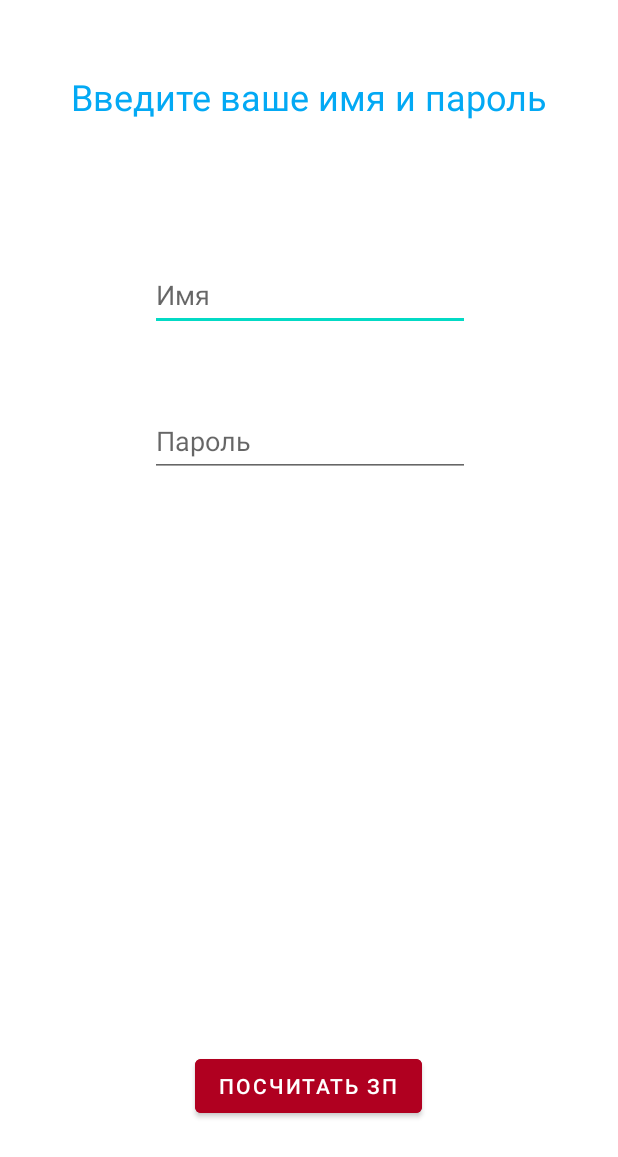
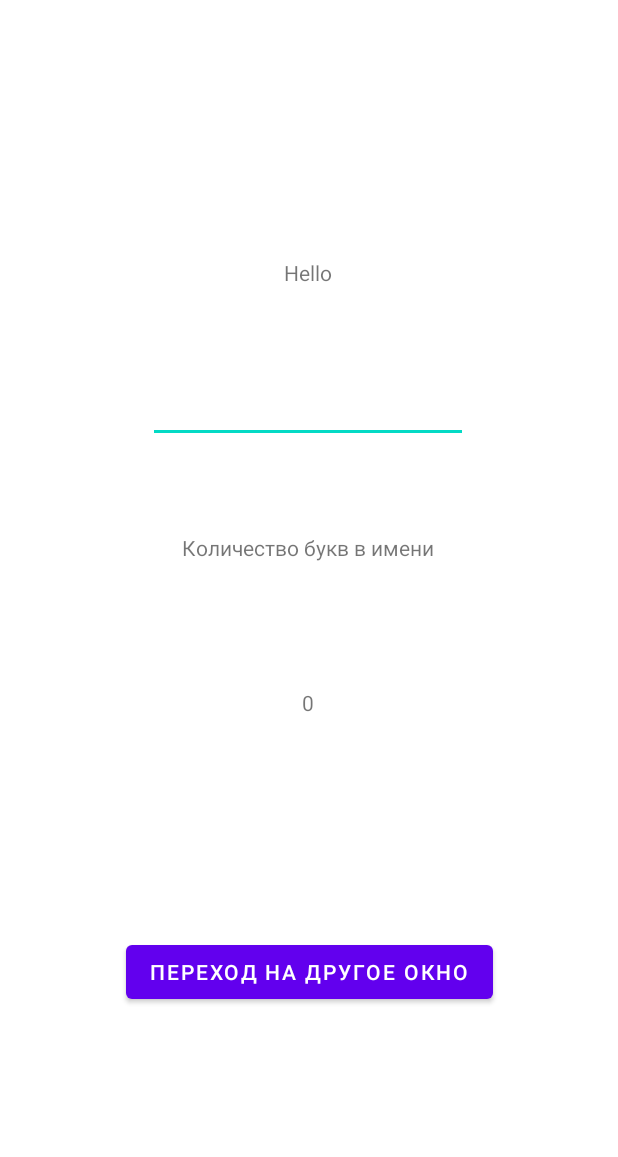
Before and after one commit to mmmark16/Learn1, an Android app: the layout activity_main.xml on its own in the app's theme, with its tools: preview values and no code run, on a phone screen of 412 x 824 dp. Shown: the top 1157 px of the screen. Run offline under Robolectric (Android 15) with nearby library versions, the phone set to English and light mode, and no system bars.

Commit message:
LauncherActivity(переходы с сохранением состояния)

```diff
--- a/app/src/main/res/layout/activity_main.xml
+++ b/app/src/main/res/layout/activity_main.xml
@@ -6,76 +6,60 @@
     android:layout_height="match_parent"
     tools:context=".MainActivity">
 
-    <TextView
-        android:id="@+id/nameText"
+    <Button
+        android:id="@+id/button"
         android:layout_width="wrap_content"
         android:layout_height="wrap_content"
-        android:layout_marginTop="48dp"
-        android:text="Введите ваше имя и пароль"
-        android:textColor="#03A9F4"
-        android:textSize="24sp"
+        android:layout_marginBottom="152dp"
+        android:onClick="onClickone"
+        android:text="Переход на другое окно"
+        app:layout_constraintBottom_toBottomOf="parent"
         app:layout_constraintEnd_toEndOf="parent"
+        app:layout_constraintStart_toStartOf="parent" />
+
+    <TextView
+        android:id="@+id/textView"
+        android:layout_width="wrap_content"
+        android:layout_height="wrap_content"
+        android:layout_marginTop="172dp"
+        android:text="@string/hello"
+        app:layout_constraintEnd_toEndOf="parent"
+        app:layout_constraintHorizontal_bias="0.498"
         app:layout_constraintStart_toStartOf="parent"
         app:layout_constraintTop_toTopOf="parent" />
 
-    <Button
-        android:id="@+id/printButton"
+    <TextView
+        android:id="@+id/textView4"
         android:layout_width="wrap_content"
         android:layout_height="wrap_content"
-        android:layout_marginBottom="76dp"
-        android:backgroundTint="@color/design_default_color_error"
-        android:text="Посчитать зп"
-        app:layout_constraintBottom_toBottomOf="parent"
-        app:layout_constraintEnd_toEndOf="@+id/workerphoto"
-        app:layout_constraintStart_toStartOf="@+id/workerphoto" />
+        android:layout_marginTop="60dp"
+        android:text="Количество букв в имени"
+        app:layout_constraintEnd_toEndOf="@+id/textView"
+        app:layout_constraintStart_toStartOf="@+id/textView"
+        app:layout_constraintTop_toBottomOf="@+id/editTextTextPersonName" />
+
+    <TextView
+        android:id="@+id/textView5"
+        android:layout_width="wrap_content"
+        android:layout_height="wrap_content"
+        android:layout_marginTop="84dp"
+        android:text="0"
+        app:layout_constraintEnd_toEndOf="@+id/textView4"
+        app:layout_constraintStart_toStartOf="@+id/textView4"
+        app:layout_constraintTop_toBottomOf="@+id/textView4" />
 
     <EditText
-        android:id="@+id/writeName"
+        android:id="@+id/editTextTextPersonName"
         android:layout_width="wrap_content"
         android:layout_height="wrap_content"
-        android:layout_marginTop="92dp"
+        android:layout_marginTop="56dp"
         android:ems="10"
-        android:hint="Имя"
         android:inputType="textPersonName"
         android:minHeight="48dp"
-        app:layout_constraintEnd_toEndOf="@+id/nameText"
-        app:layout_constraintStart_toStartOf="@+id/nameText"
-        app:layout_constraintTop_toBottomOf="@+id/nameText" />
+        app:layout_constraintEnd_toEndOf="parent"
+        app:layout_constraintHorizontal_bias="0.497"
+        app:layout_constraintStart_toStartOf="parent"
+        app:layout_constraintTop_toBottomOf="@+id/textView"
+        tools:ignore="SpeakableTextPresentCheck" />
 
-    <TextView
-        android:id="@+id/payText"
-        android:layout_width="wrap_content"
-        android:layout_height="wrap_content"
-        android:layout_marginTop="28dp"
-        android:gravity="center"
-        android:text=""
-        android:textSize="24sp"
-        app:layout_constraintEnd_toEndOf="@+id/passwordwrite"
-        app:layout_constraintHorizontal_bias="0.495"
-        app:layout_constraintStart_toStartOf="@+id/passwordwrite"
-        app:layout_constraintTop_toBottomOf="@+id/passwordwrite" />
-
-    <EditText
-        android:id="@+id/passwordwrite"
-        android:layout_width="wrap_content"
-        android:layout_height="wrap_content"
-        android:layout_marginTop="49dp"
-        android:ems="10"
-        android:hint="Пароль"
-        android:inputType="number"
-        android:minHeight="48dp"
-        app:layout_constraintEnd_toEndOf="@+id/writeName"
-        app:layout_constraintStart_toStartOf="@+id/writeName"
-        app:layout_constraintTop_toBottomOf="@+id/writeName" />
-
-    <ImageView
-        android:id="@+id/workerphoto"
-        android:layout_width="100dp"
-        android:layout_height="100dp"
-        android:layout_marginBottom="68dp"
-        android:visibility="invisible"
-        app:layout_constraintBottom_toTopOf="@+id/printButton"
-        app:layout_constraintEnd_toEndOf="@+id/payText"
-        app:layout_constraintStart_toStartOf="@+id/payText"
-        app:srcCompat="@drawable/error" />
 </androidx.constraintlayout.widget.ConstraintLayout>
```
Also changed, not shown: app/src/main/AndroidManifest.xml (+7 -0 lines), app/src/main/java/com/example/learn1/MainActivity.kt (+17 -47 lines).
